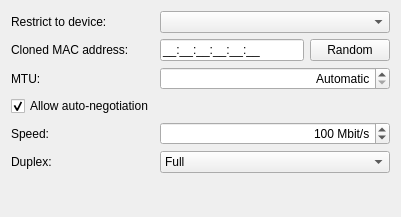
Qt form libs/editor/settings/ui/wiredconnectionwidget.ui (KDE/plasma-nm) before a commit.
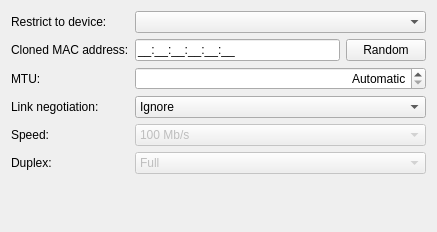
The same form after that commit. Custom widgets are drawn as their Qt base class.

Commit message:
Wired setting: improve handling of link negotiation
Summary:
Adds option to ignore link-negotiation, also uses a combobox, similar to what
nm-connection-editor is using, to give a choice only with sane values for speed.

Test Plan:
I tried to configure all possible combinations, all of them were saved correctly and loaded afterwards.

Screenshot of updated wired setting:
{F7648938}

Reviewers: #plasma, #vdg, davidedmundson

Reviewed By: #plasma, #vdg, davidedmundson

Subscribers: davidedmundson, devurandom, ngraham, dvalter, plasma-devel

Tags: #plasma

Diff of the .ui file:
```diff
--- a/libs/editor/settings/ui/wiredconnectionwidget.ui
+++ b/libs/editor/settings/ui/wiredconnectionwidget.ui
@@ -6,8 +6,8 @@
    <rect>
     <x>0</x>
     <y>0</y>
-    <width>401</width>
-    <height>217</height>
+    <width>437</width>
+    <height>232</height>
    </rect>
   </property>
   <layout class="QFormLayout" name="formLayout">
@@ -124,40 +124,6 @@
      <property name="text">
       <string>Speed:</string>
      </property>
-     <property name="buddy">
-      <cstring>speed</cstring>
-     </property>
-    </widget>
-   </item>
-   <item row="4" column="1">
-    <widget class="QSpinBox" name="speed">
-     <property name="sizePolicy">
-      <sizepolicy hsizetype="MinimumExpanding" vsizetype="Fixed">
-       <horstretch>0</horstretch>
-       <verstretch>0</verstretch>
-      </sizepolicy>
-     </property>
-     <property name="toolTip">
-      <string>Request that the device use only the specified speed. In MBit/s, example 100 == 100Mbit/s</string>
-     </property>
-     <property name="alignment">
-      <set>Qt::AlignRight|Qt::AlignTrailing|Qt::AlignVCenter</set>
-     </property>
-     <property name="specialValueText">
-      <string/>
-     </property>
-     <property name="suffix">
-      <string> Mbit/s</string>
-     </property>
-     <property name="minimum">
-      <number>1</number>
-     </property>
-     <property name="maximum">
-      <number>9999</number>
-     </property>
-     <property name="value">
-      <number>100</number>
-     </property>
     </widget>
    </item>
    <item row="5" column="0">
@@ -172,6 +138,9 @@
    </item>
    <item row="5" column="1">
     <widget class="KComboBox" name="duplex">
+     <property name="enabled">
+      <bool>false</bool>
+     </property>
      <property name="sizePolicy">
       <sizepolicy hsizetype="MinimumExpanding" vsizetype="Fixed">
        <horstretch>0</horstretch>
@@ -181,38 +150,97 @@
      <property name="toolTip">
       <string>Request that the device use the specified duplex mode. Either &quot;half&quot; or &quot;full&quot;</string>
      </property>
-     <item>
-      <property name="text">
-       <string>Full</string>
-      </property>
-     </item>
+     <property name="currentIndex">
+      <number>1</number>
+     </property>
      <item>
       <property name="text">
        <string>Half</string>
       </property>
      </item>
+     <item>
+      <property name="text">
+       <string>Full</string>
+      </property>
+     </item>
     </widget>
    </item>
    <item row="3" column="0">
-    <widget class="QCheckBox" name="autonegotiate">
-     <property name="sizePolicy">
-      <sizepolicy hsizetype="MinimumExpanding" vsizetype="Fixed">
-       <horstretch>0</horstretch>
-       <verstretch>0</verstretch>
-      </sizepolicy>
-     </property>
+    <widget class="QLabel" name="label_4">
      <property name="toolTip">
       <string>Allow auto-negotiation of port speed and duplex mode</string>
      </property>
      <property name="text">
-      <string>Allow auto-negotiation</string>
+      <string>Link negotiation:</string>
      </property>
-     <property name="checked">
-      <bool>true</bool>
+    </widget>
+   </item>
+   <item row="3" column="1">
+    <widget class="QComboBox" name="linkNegotiation">
+     <property name="sizePolicy">
+      <sizepolicy hsizetype="MinimumExpanding" vsizetype="Fixed">
+       <horstretch>0</horstretch>
+       <verstretch>0</verstretch>
+      </sizepolicy>
      </property>
-     <property name="tristate">
+     <property name="toolTip">
+      <string>Device link negotiation. If “Manual” is chosen, “Speed” and “Duplex” values will be forced without checking
+the device compatibility. If unsure, leave here “Ignore” or pick “Automatic”.</string>
+     </property>
+     <item>
+      <property name="text">
+       <string>Ignore</string>
+      </property>
+     </item>
+     <item>
+      <property name="text">
+       <string>Automatic</string>
+      </property>
+     </item>
+     <item>
+      <property name="text">
+       <string>Manual</string>
+      </property>
+     </item>
+    </widget>
+   </item>
+   <item row="4" column="1">
+    <widget class="QComboBox" name="speed">
+     <property name="enabled">
       <bool>false</bool>
      </property>
+     <property name="sizePolicy">
+      <sizepolicy hsizetype="MinimumExpanding" vsizetype="Fixed">
+       <horstretch>0</horstretch>
+       <verstretch>0</verstretch>
+      </sizepolicy>
+     </property>
+     <property name="toolTip">
+      <string>Request that the device use only the specified speed.</string>
+     </property>
+     <property name="currentIndex">
+      <number>1</number>
+     </property>
+     <item>
+      <property name="text">
+       <string>10 Mb/s</string>
+      </property>
+     </item>
+     <item>
+      <property name="text">
+       <string>100 Mb/s</string>
+      </property>
+     </item>
+     <item>
+      <property name="text">
+       <string>1 Gb/s</string>
+      </property>
+     </item>
+     <item>
+      <property name="text">
+       <string>10 Gb/s</string>
+      </property>
+     </item>
     </widget>
    </item>
   </layout>
```
Left out of the diff: 90 changed lines with no effect on the pictures. The commit also changes 2 other files.
